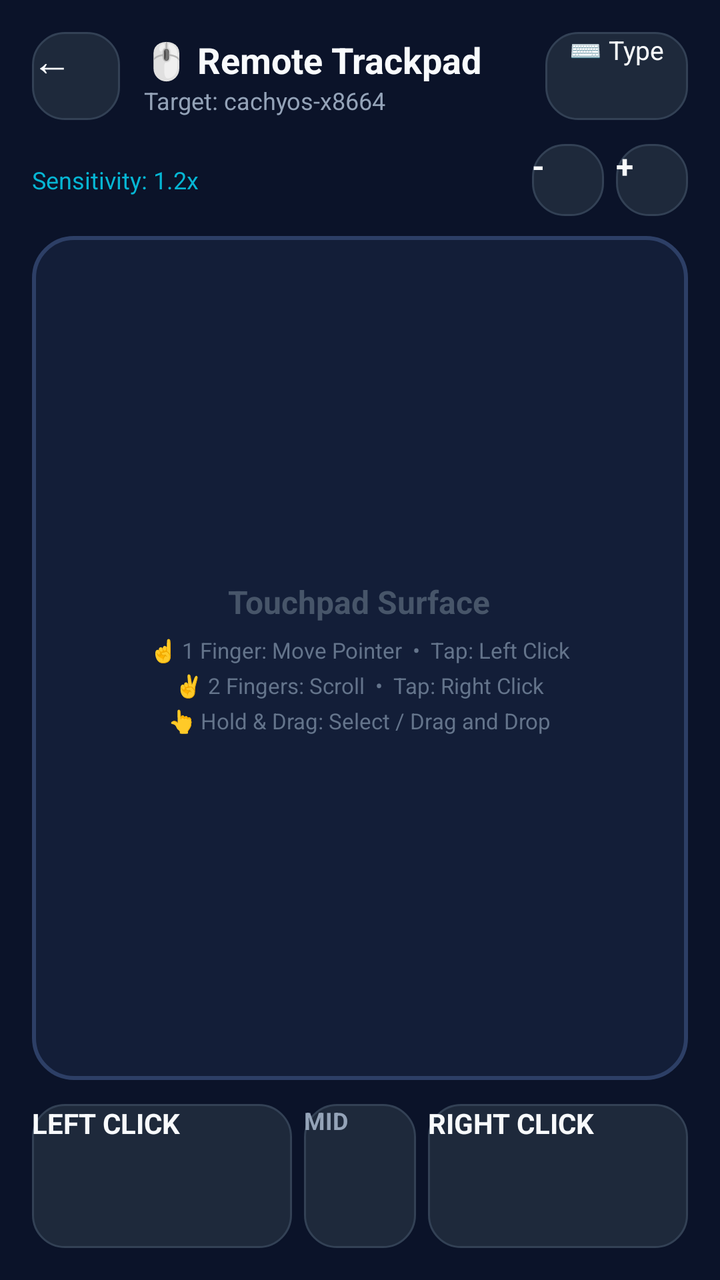
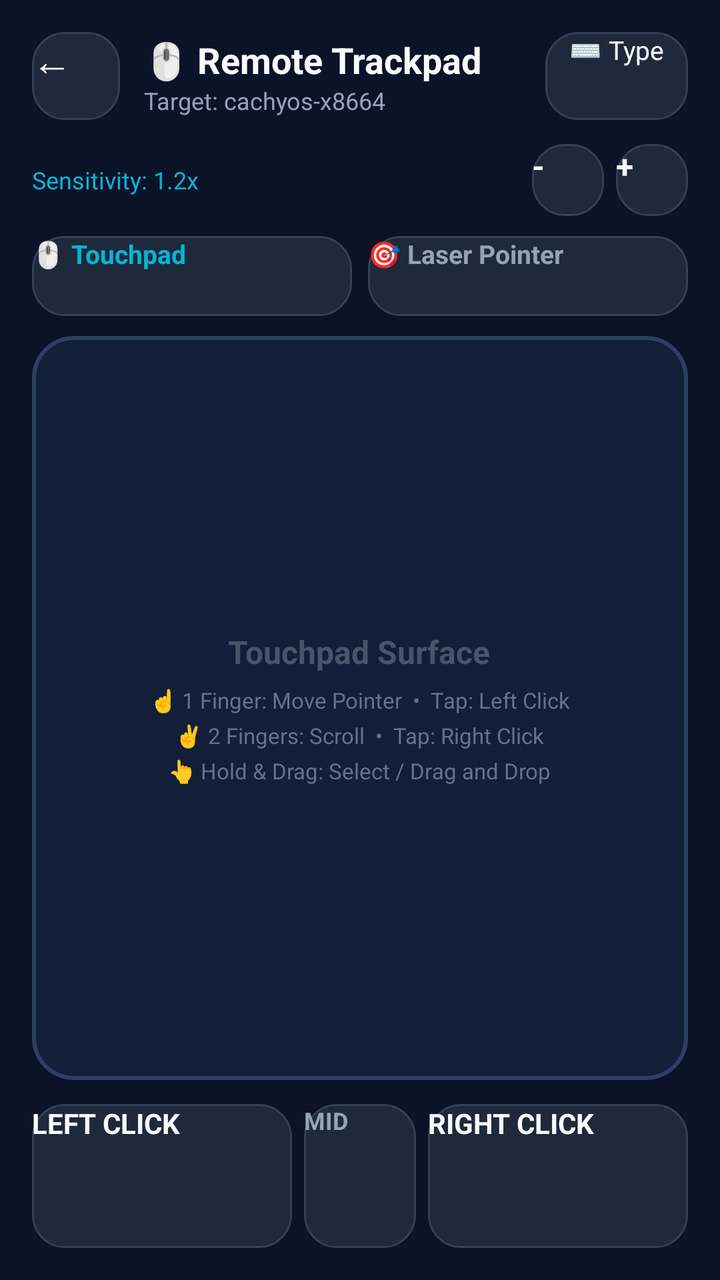

The first picture is an Android layout as it rendered before a commit; the second is the same layout after the commit. The layout source and the unified diff follow.
<!-- AndroidManifest.xml: application theme AppTheme -->
<!-- res/layout/activity_trackpad.xml -->
<?xml version="1.0" encoding="utf-8"?>
<LinearLayout xmlns:android="http://schemas.android.com/apk/res/android"
    android:layout_width="match_parent"
    android:layout_height="match_parent"
    android:orientation="vertical"
    android:background="@color/bg_dark"
    android:padding="16dp">

    
    <LinearLayout
        android:layout_width="match_parent"
        android:layout_height="wrap_content"
        android:orientation="horizontal"
        android:gravity="center_vertical"
        android:layout_marginBottom="12dp">

        <Button
            android:id="@+id/btn_trackpad_back"
            android:layout_width="44dp"
            android:layout_height="44dp"
            android:text="←"
            android:textSize="20sp"
            android:textColor="@color/text_white"
            android:background="@drawable/card_bg" />

        <LinearLayout
            android:layout_width="0dp"
            android:layout_height="wrap_content"
            android:layout_weight="1"
            android:orientation="vertical"
            android:layout_marginStart="12dp">

            <TextView
                android:layout_width="wrap_content"
                android:layout_height="wrap_content"
                android:text="🖱️ Remote Trackpad"
                android:textSize="18sp"
                android:textStyle="bold"
                android:textColor="@color/text_white" />

            <TextView
                android:id="@+id/tv_trackpad_target"
                android:layout_width="wrap_content"
                android:layout_height="wrap_content"
                android:text="Target: cachyos-x8664"
                android:textSize="12sp"
                android:textColor="@color/text_muted" />
        </LinearLayout>

        <Button
            android:id="@+id/btn_trackpad_keyboard"
            android:layout_width="wrap_content"
            android:layout_height="44dp"
            android:text="⌨️ Type"
            android:textSize="13sp"
            android:textColor="@color/text_white"
            android:background="@drawable/card_bg"
            android:paddingStart="12dp"
            android:paddingEnd="12dp" />
    </LinearLayout>

    
    <LinearLayout
        android:layout_width="match_parent"
        android:layout_height="wrap_content"
        android:orientation="horizontal"
        android:gravity="center_vertical"
        android:layout_marginBottom="10dp">

        <TextView
            android:id="@+id/tv_sensitivity"
            android:layout_width="0dp"
            android:layout_height="wrap_content"
            android:layout_weight="1"
            android:text="Sensitivity: 1.2x"
            android:textSize="12sp"
            android:textColor="@color/accent_cyan" />

        <Button
            android:id="@+id/btn_sens_down"
            android:layout_width="36dp"
            android:layout_height="36dp"
            android:text="-"
            android:textSize="16sp"
            android:textStyle="bold"
            android:textColor="@color/text_white"
            android:background="@drawable/card_bg"
            android:layout_marginEnd="6dp" />

        <Button
            android:id="@+id/btn_sens_up"
            android:layout_width="36dp"
            android:layout_height="36dp"
            android:text="+"
            android:textSize="16sp"
            android:textStyle="bold"
            android:textColor="@color/text_white"
            android:background="@drawable/card_bg" />
    </LinearLayout>

    
    <FrameLayout
        android:id="@+id/touchpad_surface"
        android:layout_width="match_parent"
        android:layout_height="0dp"
        android:layout_weight="1"
        android:background="@drawable/trackpad_surface"
        android:clickable="true"
        android:focusable="true">

        <LinearLayout
            android:layout_width="wrap_content"
            android:layout_height="wrap_content"
            android:layout_gravity="center"
            android:gravity="center"
            android:orientation="vertical"
            android:padding="20dp">

            <TextView
                android:layout_width="wrap_content"
                android:layout_height="wrap_content"
                android:text="Touchpad Surface"
                android:textSize="16sp"
                android:textStyle="bold"
                android:textColor="#475569"
                android:layout_marginBottom="6dp" />

            <TextView
                android:layout_width="wrap_content"
                android:layout_height="wrap_content"
                android:text="☝️ 1 Finger: Move Pointer  •  Tap: Left Click"
                android:textSize="11sp"
                android:textColor="#64748b" />

            <TextView
                android:layout_width="wrap_content"
                android:layout_height="wrap_content"
                android:text="✌️ 2 Fingers: Scroll  •  Tap: Right Click"
                android:textSize="11sp"
                android:textColor="#64748b"
                android:layout_marginTop="3dp" />

            <TextView
                android:layout_width="wrap_content"
                android:layout_height="wrap_content"
                android:text="👆 Hold &amp; Drag: Select / Drag and Drop"
                android:textSize="11sp"
                android:textColor="#64748b"
                android:layout_marginTop="3dp" />
        </LinearLayout>
    </FrameLayout>

    
    <LinearLayout
        android:layout_width="match_parent"
        android:layout_height="72dp"
        android:orientation="horizontal"
        android:layout_marginTop="12dp">

        <Button
            android:id="@+id/btn_click_left"
            android:layout_width="0dp"
            android:layout_height="match_parent"
            android:layout_weight="1"
            android:text="LEFT CLICK"
            android:textSize="14sp"
            android:textStyle="bold"
            android:textColor="@color/text_white"
            android:background="@drawable/card_bg"
            android:layout_marginEnd="6dp" />

        <Button
            android:id="@+id/btn_click_middle"
            android:layout_width="56dp"
            android:layout_height="match_parent"
            android:text="MID"
            android:textSize="12sp"
            android:textStyle="bold"
            android:textColor="@color/text_muted"
            android:background="@drawable/card_bg"
            android:layout_marginEnd="6dp" />

        <Button
            android:id="@+id/btn_click_right"
            android:layout_width="0dp"
            android:layout_height="match_parent"
            android:layout_weight="1"
            android:text="RIGHT CLICK"
            android:textSize="14sp"
            android:textStyle="bold"
            android:textColor="@color/text_white"
            android:background="@drawable/card_bg" />
    </LinearLayout>

</LinearLayout>
<!-- resources referenced by this layout -->
<resources>
  <color name="accent_cyan">#06b6d4</color>
  <color name="bg_dark">#0b1329</color>
  <color name="text_muted">#94a3b8</color>
  <color name="text_white">#f8fafc</color>
  <!-- drawable card_bg (drawable) -->
  <?xml version="1.0" encoding="utf-8"?>
  <shape xmlns:android="http://schemas.android.com/apk/res/android"
      android:shape="rectangle">
      <solid android:color="@color/card_bg" />
      <corners android:radius="16dp" />
      <stroke android:width="1dp" android:color="@color/card_border" />
  </shape>
  <!-- drawable trackpad_surface (drawable) -->
  <?xml version="1.0" encoding="utf-8"?>
  <shape xmlns:android="http://schemas.android.com/apk/res/android"
      android:shape="rectangle">
      <solid android:color="#131e38" />
      <corners android:radius="20dp" />
      <stroke android:width="2dp" android:color="#2d3f66" />
  </shape>
  <style name="AppTheme" parent="@android:style/Theme.DeviceDefault.NoActionBar">
          <item name="android:windowBackground">@color/bg_dark</item>
          <item name="android:statusBarColor">@color/bg_dark</item>
          <item name="android:navigationBarColor">@color/bg_dark</item>
      </style>
  <color name="card_bg">#1e293b</color>
  <color name="card_border">#334155</color>
</resources>

<!-- the commit's change to res/layout/activity_trackpad.xml (unified diff, before → after) -->
@@ -99,6 +99,38 @@
     </LinearLayout>
 
     
+    <LinearLayout
+        android:layout_width="match_parent"
+        android:layout_height="40dp"
+        android:orientation="horizontal"
+        android:layout_marginBottom="10dp">
+
+        <Button
+            android:id="@+id/btn_mode_trackpad"
+            android:layout_width="0dp"
+            android:layout_height="match_parent"
+            android:layout_weight="1"
+            android:text="🖱️ Touchpad"
+            android:textSize="13sp"
+            android:textStyle="bold"
+            android:textColor="@color/accent_cyan"
+            android:background="@drawable/card_bg"
+            android:layout_marginEnd="4dp" />
+
+        <Button
+            android:id="@+id/btn_mode_pointer"
+            android:layout_width="0dp"
+            android:layout_height="match_parent"
+            android:layout_weight="1"
+            android:text="🎯 Laser Pointer"
+            android:textSize="13sp"
+            android:textStyle="bold"
+            android:textColor="@color/text_muted"
+            android:background="@drawable/card_bg"
+            android:layout_marginStart="4dp" />
+    </LinearLayout>
+
+    
     <FrameLayout
         android:id="@+id/touchpad_surface"
         android:layout_width="match_parent"
@@ -152,6 +184,111 @@
 
     
     <LinearLayout
+        android:id="@+id/layout_pointer_surface"
+        android:layout_width="match_parent"
+        android:layout_height="0dp"
+        android:layout_weight="1"
+        android:orientation="vertical"
+        android:gravity="center"
+        android:visibility="gone"
+        android:background="@drawable/trackpad_surface"
+        android:padding="16dp">
+
+        
+        <FrameLayout
+            android:id="@+id/btn_laser_aim"
+            android:layout_width="match_parent"
+            android:layout_height="0dp"
+            android:layout_weight="1"
+            android:background="@drawable/btn_laser_idle"
+            android:clickable="true"
+            android:focusable="true">
+
+            <LinearLayout
+                android:layout_width="wrap_content"
+                android:layout_height="wrap_content"
+                android:layout_gravity="center"
+                android:gravity="center"
+                android:orientation="vertical">
+
+                <TextView
+                    android:id="@+id/tv_laser_status"
+                    android:layout_width="wrap_content"
+                    android:layout_height="wrap_content"
+                    android:text="🔴 HOLD TO POINT"
+                    android:textSize="20sp"
+                    android:textStyle="bold"
+                    android:textColor="#ef4444" />
+
+                <TextView
+                    android:layout_width="wrap_content"
+                    android:layout_height="wrap_content"
+                    android:text="Move phone in the air to control laser pointer"
+                    android:textSize="12sp"
+                    android:textColor="@color/text_muted"
+                    android:layout_marginTop="6dp" />
+            </LinearLayout>
+        </FrameLayout>
+
+        
+        <Button
+            android:id="@+id/btn_lock_gyro"
+            android:layout_width="match_parent"
+            android:layout_height="40dp"
+            android:text="🔒 Lock Pointer ON"
+            android:textSize="12sp"
+            android:textColor="@color/text_muted"
+            android:background="@drawable/card_bg"
+            android:layout_marginTop="10dp" />
+
+        
+        <LinearLayout
+            android:layout_width="match_parent"
+            android:layout_height="48dp"
+            android:orientation="horizontal"
+            android:layout_marginTop="10dp">
+
+            <Button
+                android:id="@+id/btn_slide_prev"
+                android:layout_width="0dp"
+                android:layout_height="match_parent"
+                android:layout_weight="1"
+                android:text="◀ Prev"
+                android:textSize="12sp"
+                android:textStyle="bold"
+                android:textColor="@color/text_white"
+                android:background="@drawable/card_bg"
+                android:layout_marginEnd="4dp" />
+
+            <Button
+                android:id="@+id/btn_slide_f5"
+                android:layout_width="0dp"
+                android:layout_height="match_parent"
+                android:layout_weight="1"
+                android:text="▶ Slide (F5)"
+                android:textSize="12sp"
+                android:textStyle="bold"
+                android:textColor="@color/accent_cyan"
+                android:background="@drawable/card_bg"
+                android:layout_marginStart="4dp"
+                android:layout_marginEnd="4dp" />
+
+            <Button
+                android:id="@+id/btn_slide_next"
+                android:layout_width="0dp"
+                android:layout_height="match_parent"
+                android:layout_weight="1"
+                android:text="Next ▶"
+                android:textSize="12sp"
+                android:textStyle="bold"
+                android:textColor="@color/text_white"
+                android:background="@drawable/card_bg"
+                android:layout_marginStart="4dp" />
+        </LinearLayout>
+    </LinearLayout>
+
+    
+    <LinearLayout
         android:layout_width="match_parent"
         android:layout_height="72dp"
         android:orientation="horizontal"
<!-- resource entries referenced after the edit -->
@@ -4,6 +4,14 @@
   <color name="bg_dark">#0b1329</color>
   <color name="text_muted">#94a3b8</color>
   <color name="text_white">#f8fafc</color>
+  <!-- drawable btn_laser_idle (drawable) -->
+  <?xml version="1.0" encoding="utf-8"?>
+  <shape xmlns:android="http://schemas.android.com/apk/res/android"
+      android:shape="rectangle">
+      <solid android:color="#1e293b" />
+      <stroke android:width="2dp" android:color="#ef4444" />
+      <corners android:radius="18dp" />
+  </shape>
   <!-- drawable card_bg (drawable) -->
   <?xml version="1.0" encoding="utf-8"?>
   <shape xmlns:android="http://schemas.android.com/apk/res/android"
